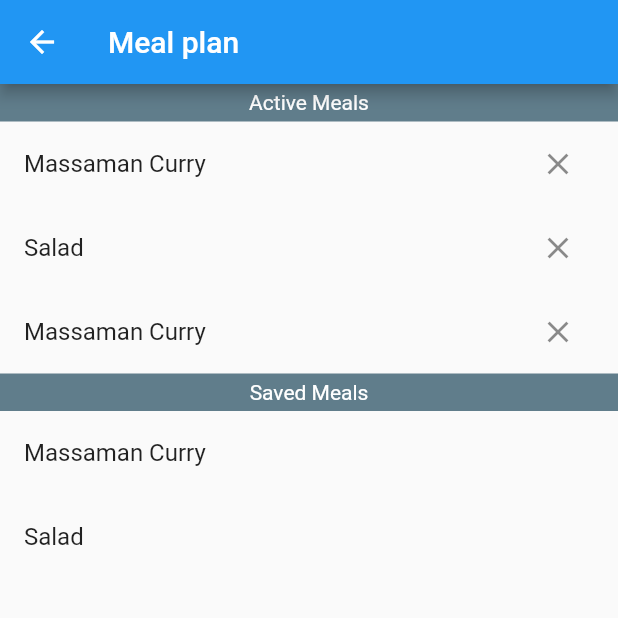
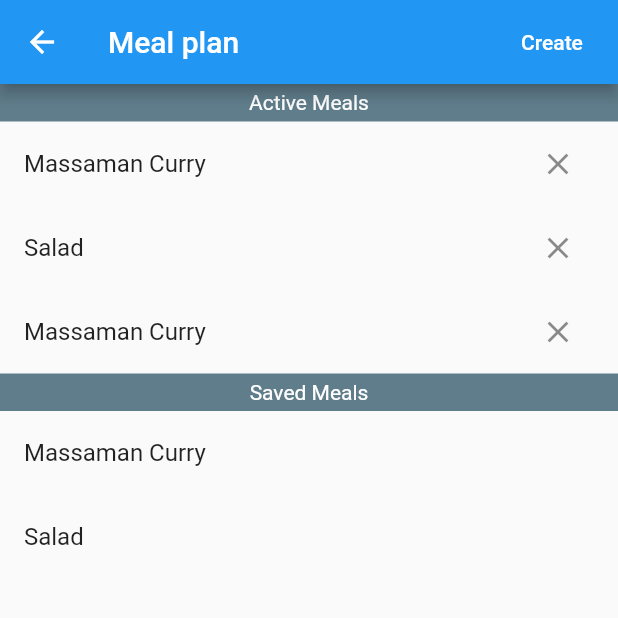
Before and after one commit to krusek/mealplan, a Flutter app: the screen it shows after launch, after a tap on "Meals", on a phone screen of 412 x 824 dp, the top half of it. Run offline on Flutter 3.47's test engine with Material 2 defaults, Android fonts, the phone set to English and light mode, and no system bars; our stand-ins replace rxdart.

Commit message:
start on create saved meal widget

```diff
--- a/lib/main.dart
+++ b/lib/main.dart
@@ -3,6 +3,7 @@ import 'dart:async';
 import 'package:flutter/material.dart';
 import 'package:mealplan/data/database.dart';
 import 'package:mealplan/ui/active_meal_widget.dart';
+import 'package:mealplan/ui/create_meal.dart';
 import 'package:mealplan/ui/meal_plan.dart';
 import 'package:mealplan/ui/splash.dart';
 
@@ -20,8 +21,15 @@ class MyApp extends StatelessWidget {
       color: Colors.blue,
       routes: {
         "/": (context) => Splash(),
-        "/home/": (context) => HomeScaffold(child: MyHomePage(DatabaseProvider.of(context).activeMeals)),
-        "/saved_meals/": (context) => HomeScaffold(child: SavedMealsWidget(), showActions: false,),
+        "/home/": (context) => HomeScaffold(
+          child: MyHomePage(DatabaseProvider.of(context).activeMeals),
+            actions: MyHomePage.actions(context),
+          ),
+        "/saved_meals/": (context) => HomeScaffold(
+          child: SavedMealsWidget(),
+          actions: SavedMealsWidget.actions(context),
+        ),
+        "/create_saved_meal/": (context) => HomeScaffold(child: CreateWidget(), actions: []),
       },
       builder: (ctx, navigator) {
         return DatabaseProvider(child: navigator);
@@ -32,26 +40,18 @@ class MyApp extends StatelessWidget {
 
 class HomeScaffold extends StatelessWidget {
   final Widget child;
-  final bool showActions;
+  final List<Widget> actions;
   const HomeScaffold({
-    Key key, this.child, this.showActions = true,
+    Key key, this.child, this.actions,
   }) : super(key: key);
 
   @override
   Widget build(BuildContext context) {
-    final actions = <Widget>[
-      FlatButton(
-        onPressed: () {
-          Navigator.of(context).pushNamed("/saved_meals/");
-        },
-        child: Text("Meals", style: TextStyle(color: Colors.white),),
-      ),
-    ];
     return Scaffold(
       appBar: AppBar(
         title: Text("Meal plan"),
         backgroundColor: Colors.blue,
-        actions: this.showActions ? actions : [],
+        actions: this.actions,
       ),
       body: this.child,
     );
@@ -78,4 +78,15 @@ class MyHomePage extends StatelessWidget {
       }
     );
   }
+
+  static List<Widget> actions(BuildContext context) {
+    return [
+      FlatButton(
+        onPressed: () {
+          Navigator.of(context).pushNamed("/saved_meals/");
+        },
+        child: Text("Meals", style: TextStyle(color: Colors.white),),
+      ),
+    ];
+  }
 }
--- a/lib/ui/meal_plan.dart
+++ b/lib/ui/meal_plan.dart
@@ -13,6 +13,18 @@ class SavedMealsWidget extends StatelessWidget {
         SavedMealsListWidget(),
       ]
     );
+  }
+
+
+  static List<Widget> actions(BuildContext context) {
+    return [
+      FlatButton(
+        onPressed: () {
+          Navigator.of(context).pushNamed("/create_saved_meal/");
+        },
+        child: Text("Create", style: TextStyle(color: Colors.white),),
+      ),
+    ];
   }
 }
 
```
Also changed, not shown: lib/ui/create_meal.dart (added, +19 -0 lines).
